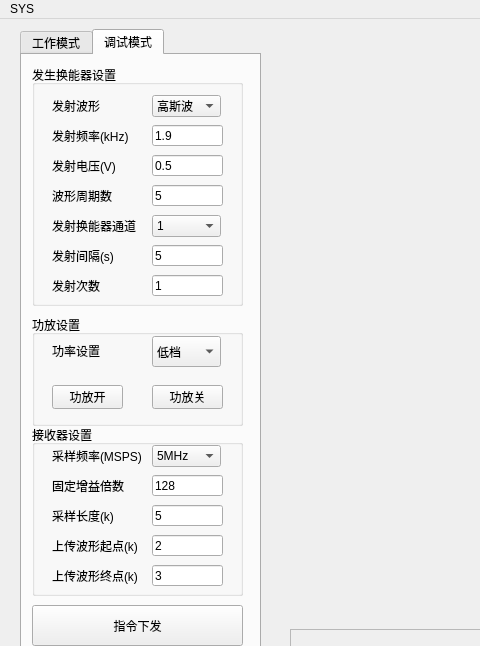
Before: the Qt Designer form mainwindow.ui in lnwin/SDSJJ_waveControl, drawn with Qt 5; both pictures show x 0 to 480 and y 0 to 646 of the 1235 by 764 pixel window.
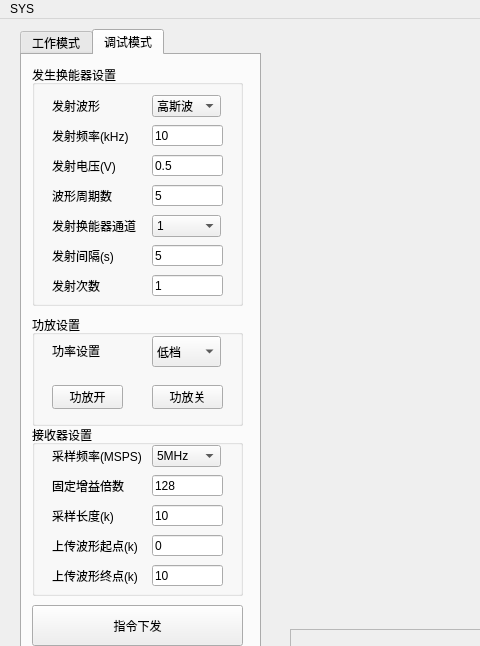
After: the same form once the commit is applied. Custom widgets are drawn as their Qt base class.

Commit message: 更新界面显示和数据计算

Diff of the .ui file:
```diff
--- a/mainwindow.ui
+++ b/mainwindow.ui
@@ -240,7 +240,7 @@
         </rect>
        </property>
        <property name="text">
-        <string>2</string>
+        <string>0</string>
        </property>
       </widget>
       <widget class="QLineEdit" name="waveGetEnd">
@@ -253,7 +253,7 @@
         </rect>
        </property>
        <property name="text">
-        <string>3</string>
+        <string>10</string>
        </property>
       </widget>
       <widget class="QLineEdit" name="amplingLength">
@@ -266,7 +266,7 @@
         </rect>
        </property>
        <property name="text">
-        <string>5</string>
+        <string>10</string>
        </property>
        <property name="maxLength">
         <number>255</number>
@@ -472,7 +472,7 @@
         </rect>
        </property>
        <property name="text">
-        <string>1.9</string>
+        <string>10</string>
        </property>
       </widget>
       <widget class="QLabel" name="label_6">
```
Left out of the diff: 2 changed lines with no effect on the pictures. The commit also changes 3 other files.
